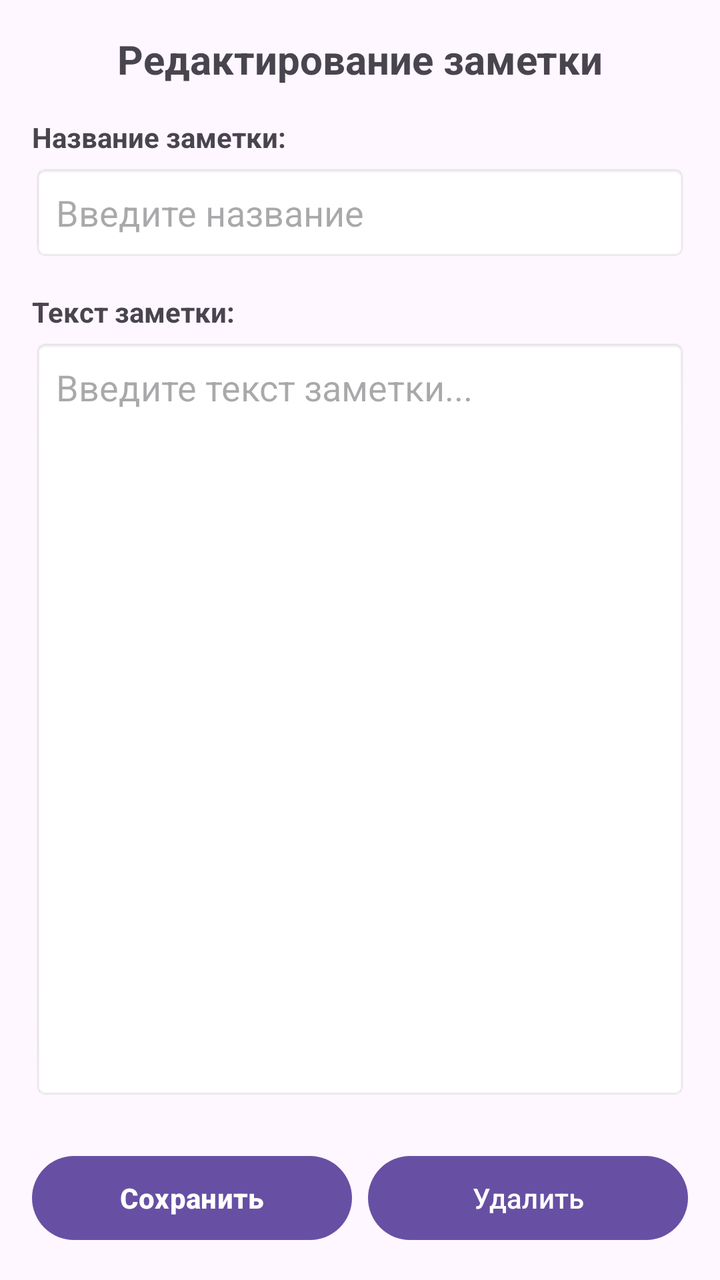
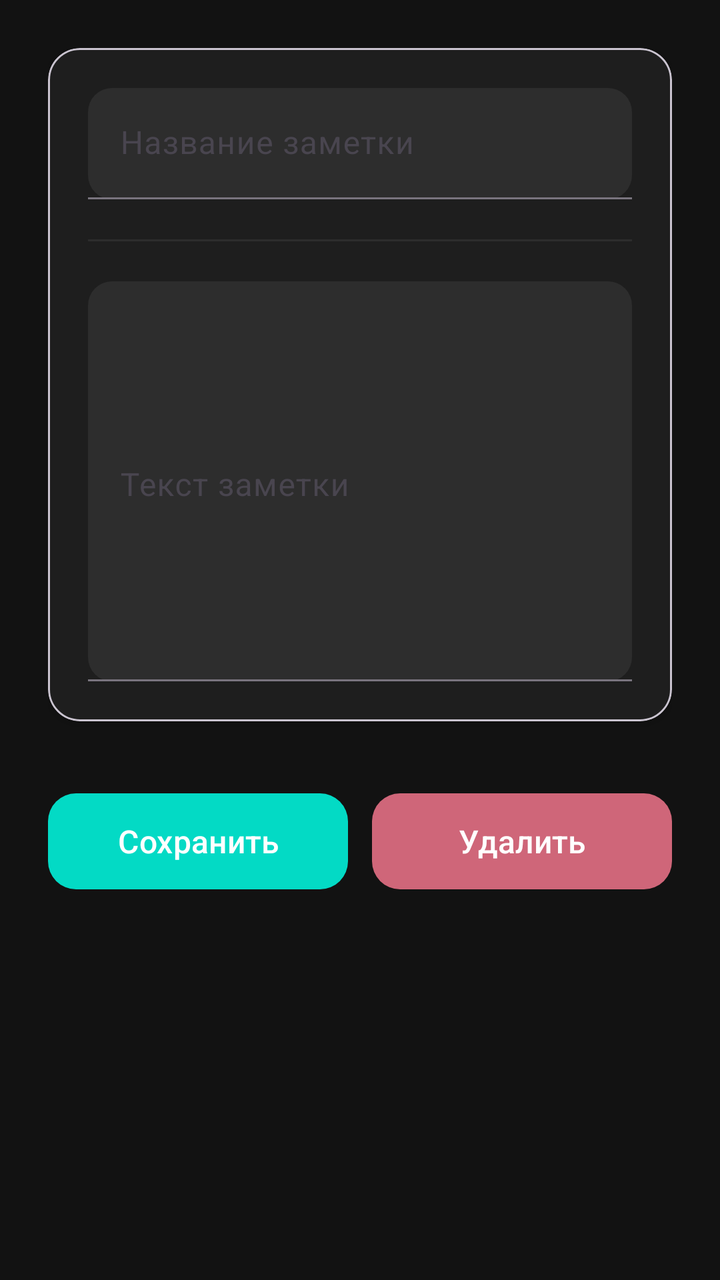

The first picture is an Android layout as it rendered before a commit; the second is the same layout after the commit. The layout source and the unified diff follow.
<!-- AndroidManifest.xml: application theme Theme.PersonalDiary -->
<!-- res/layout/activity_edit.xml -->
<?xml version="1.0" encoding="utf-8"?>
<LinearLayout xmlns:android="http://schemas.android.com/apk/res/android"
    xmlns:tools="http://schemas.android.com/tools"
    android:layout_width="match_parent"
    android:layout_height="match_parent"
    android:orientation="vertical"
    android:padding="16dp"
    tools:context=".EditActivity">

    
    <TextView
        android:id="@+id/tvTitle"
        android:layout_width="match_parent"
        android:layout_height="wrap_content"
        android:layout_marginBottom="16dp"
        android:text="Редактирование заметки"
        android:textSize="20sp"
        android:textStyle="bold"
        android:gravity="center"/>

    
    <TextView
        android:layout_width="match_parent"
        android:layout_height="wrap_content"
        android:text="Название заметки:"
        android:textStyle="bold"
        android:layout_marginBottom="4dp"/>

    <EditText
        android:id="@+id/etNoteName"
        android:layout_width="match_parent"
        android:layout_height="wrap_content"
        android:layout_marginBottom="16dp"
        android:hint="Введите название"
        android:inputType="text"
        android:padding="12dp"
        android:background="@android:drawable/editbox_background"/>

    
    <TextView
        android:layout_width="match_parent"
        android:layout_height="wrap_content"
        android:text="Текст заметки:"
        android:textStyle="bold"
        android:layout_marginBottom="4dp"/>

    <EditText
        android:id="@+id/etMessage"
        android:layout_width="match_parent"
        android:layout_height="0dp"
        android:layout_weight="1"
        android:layout_marginBottom="16dp"
        android:hint="Введите текст заметки..."
        android:inputType="textMultiLine"
        android:gravity="top"
        android:background="@android:drawable/editbox_background"
        android:padding="12dp"/>

    
    <LinearLayout
        android:layout_width="match_parent"
        android:layout_height="wrap_content"
        android:orientation="horizontal"
        android:layout_marginTop="8dp">

        <Button
            android:id="@+id/btnSave"
            android:layout_width="0dp"
            android:layout_height="50dp"
            android:layout_weight="1"
            android:layout_marginEnd="8dp"
            android:text="Сохранить"
            android:textStyle="bold"
            android:textColor="#FFFFFF"/>

        <Button
            android:id="@+id/btnDelete"
            android:layout_width="0dp"
            android:layout_height="50dp"
            android:layout_weight="1"
            android:text="Удалить"
            android:textColor="#FFFFFF"/>

    </LinearLayout>

</LinearLayout>
<!-- resources referenced by this layout -->
<resources>
  <style name="Theme.PersonalDiary" parent="Base.Theme.PersonalDiary" />
  <style name="Base.Theme.PersonalDiary" parent="Theme.Material3.DayNight.NoActionBar">
          
          
      </style>
</resources>

<!-- the commit's change to res/layout/activity_edit.xml (unified diff, before → after) -->
@@ -1,86 +1,160 @@
 <?xml version="1.0" encoding="utf-8"?>
-<LinearLayout xmlns:android="http://schemas.android.com/apk/res/android"
+<androidx.coordinatorlayout.widget.CoordinatorLayout
+    xmlns:android="http://schemas.android.com/apk/res/android"
+    xmlns:app="http://schemas.android.com/apk/res-auto"
     xmlns:tools="http://schemas.android.com/tools"
     android:layout_width="match_parent"
     android:layout_height="match_parent"
-    android:orientation="vertical"
-    android:padding="16dp"
+    android:background="#121212"
     tools:context=".EditActivity">
 
+
+    <androidx.core.widget.NestedScrollView
+        android:layout_width="match_parent"
+        android:layout_height="match_parent"
+        android:padding="24dp"
+        app:layout_behavior="@string/appbar_scrolling_view_behavior">
+
+        <LinearLayout
+            android:layout_width="match_parent"
+            android:layout_height="wrap_content"
+            android:orientation="vertical">
+
+            
+            <com.google.android.material.card.MaterialCardView
+                android:layout_width="match_parent"
+                android:layout_height="wrap_content"
+                android:layout_marginBottom="24dp"
+                app:cardBackgroundColor="#1E1E1E"
+                app:cardCornerRadius="16dp"
+                app:cardElevation="2dp">
+
+                <LinearLayout
+                    android:layout_width="match_parent"
+                    android:layout_height="match_parent"
+                    android:orientation="vertical"
+                    android:padding="20dp">
+
+                    
+                    <com.google.android.material.textfield.TextInputLayout
+                        android:id="@+id/tilNoteName"
+                        style="@style/Widget.Material3.TextInputLayout.FilledBox"
+                        android:layout_width="match_parent"
+                        android:layout_height="wrap_content"
+                        android:layout_marginBottom="20dp"
+                        android:hint="Название заметки"
+                        app:boxBackgroundColor="#2D2D2D"
+                        app:boxBackgroundMode="filled"
+                        app:boxCornerRadiusTopStart="12dp"
+                        app:boxCornerRadiusTopEnd="12dp"
+                        app:boxCornerRadiusBottomStart="12dp"
+                        app:boxCornerRadiusBottomEnd="12dp"
+                        app:endIconTint="#BB86FC"
+                        app:hintTextColor="#9E9E9E"
+                        app:startIconTint="#BB86FC">
+
+                        <com.google.android.material.textfield.TextInputEditText
+                            android:id="@+id/etNoteName"
+                            android:layout_width="match_parent"
+                            android:layout_height="wrap_content"
+                            android:textColor="#FFFFFF"
+                            android:textSize="16sp"
+                            android:inputType="textCapSentences"
+                            android:maxLines="1" />
+
+                    </com.google.android.material.textfield.TextInputLayout>
+
+                    
+                    <View
+                        android:layout_width="match_parent"
+                        android:layout_height="1dp"
+                        android:layout_marginBottom="20dp"
+                        android:background="#2D2D2D" />
+
+                    
+                    <com.google.android.material.textfield.TextInputLayout
+                        android:id="@+id/tilMessage"
+                        style="@style/Widget.Material3.TextInputLayout.FilledBox"
+                        android:layout_width="match_parent"
+                        android:layout_height="wrap_content"
+                        android:hint="Текст заметки"
+                        android:gravity="top"
+                        app:boxBackgroundColor="#2D2D2D"
+                        app:boxBackgroundMode="filled"
+                        app:boxCornerRadiusTopStart="12dp"
+                        app:boxCornerRadiusTopEnd="12dp"
+                        app:boxCornerRadiusBottomStart="12dp"
+                        app:boxCornerRadiusBottomEnd="12dp"
+                        app:endIconTint="#BB86FC"
+                        app:hintTextColor="#9E9E9E"
+                        app:startIconTint="#BB86FC">
+
+                        <com.google.android.material.textfield.TextInputEditText
+                            android:id="@+id/etMessage"
+                            android:layout_width="match_parent"
+                            android:layout_height="200dp"
+                            android:gravity="top"
+                            android:textColor="#FFFFFF"
+                            android:textSize="16sp"
+                            android:inputType="textMultiLine"
+                            android:paddingTop="12dp" />
+
+                    </com.google.android.material.textfield.TextInputLayout>
+
+                </LinearLayout>
+            </com.google.android.material.card.MaterialCardView>
+
+            
+            <LinearLayout
+                android:layout_width="match_parent"
+                android:layout_height="wrap_content"
+                android:orientation="horizontal"
+                android:layout_marginTop="8dp"
+                android:weightSum="2">
+
+                <com.google.android.material.button.MaterialButton
+                    android:id="@+id/btnSave"
+                    android:layout_width="0dp"
+                    android:layout_height="56dp"
+                    android:layout_weight="1"
+                    android:layout_marginEnd="12dp"
+                    android:text="Сохранить"
+                    android:textColor="#FFFFFF"
+                    android:textSize="16sp"
+                    app:backgroundTint="#03DAC5"
+                    app:cornerRadius="14dp"
+                    app:iconTint="#FFFFFF"
+                    app:iconGravity="textStart"
+                    app:iconPadding="8dp"/>
+
+                <com.google.android.material.button.MaterialButton
+                    android:id="@+id/btnDelete"
+                    android:layout_width="0dp"
+                    android:layout_height="56dp"
+                    android:layout_weight="1"
+                    android:text="Удалить"
+                    android:textColor="#FFFFFF"
+                    android:textSize="16sp"
+                    app:backgroundTint="#CF6679"
+                    app:cornerRadius="14dp"
+                    app:iconTint="#FFFFFF"
+                    app:iconGravity="textStart"
+                    app:iconPadding="8dp"/>
+
+            </LinearLayout>
+
+        </LinearLayout>
+    </androidx.core.widget.NestedScrollView>
+
     
-    <TextView
-        android:id="@+id/tvTitle"
+    <com.google.android.material.progressindicator.LinearProgressIndicator
+        android:id="@+id/progressBar"
         android:layout_width="match_parent"
         android:layout_height="wrap_content"
-        android:layout_marginBottom="16dp"
-        android:text="Редактирование заметки"
-        android:textSize="20sp"
-        android:textStyle="bold"
-        android:gravity="center"/>
+        android:indeterminate="true"
+        android:visibility="gone"
+        app:trackColor="#2D2D2D"
+        app:indicatorColor="#BB86FC"
+        app:layout_anchorGravity="bottom" />
 
-    
-    <TextView
-        android:layout_width="match_parent"
-        android:layout_height="wrap_content"
-        android:text="Название заметки:"
-        android:textStyle="bold"
-        android:layout_marginBottom="4dp"/>
-
-    <EditText
-        android:id="@+id/etNoteName"
-        android:layout_width="match_parent"
-        android:layout_height="wrap_content"
-        android:layout_marginBottom="16dp"
-        android:hint="Введите название"
-        android:inputType="text"
-        android:padding="12dp"
-        android:background="@android:drawable/editbox_background"/>
-
-    
-    <TextView
-        android:layout_width="match_parent"
-        android:layout_height="wrap_content"
-        android:text="Текст заметки:"
-        android:textStyle="bold"
-        android:layout_marginBottom="4dp"/>
-
-    <EditText
-        android:id="@+id/etMessage"
-        android:layout_width="match_parent"
-        android:layout_height="0dp"
-        android:layout_weight="1"
-        android:layout_marginBottom="16dp"
-        android:hint="Введите текст заметки..."
-        android:inputType="textMultiLine"
-        android:gravity="top"
-        android:background="@android:drawable/editbox_background"
-        android:padding="12dp"/>
-
-    
-    <LinearLayout
-        android:layout_width="match_parent"
-        android:layout_height="wrap_content"
-        android:orientation="horizontal"
-        android:layout_marginTop="8dp">
-
-        <Button
-            android:id="@+id/btnSave"
-            android:layout_width="0dp"
-            android:layout_height="50dp"
-            android:layout_weight="1"
-            android:layout_marginEnd="8dp"
-            android:text="Сохранить"
-            android:textStyle="bold"
-            android:textColor="#FFFFFF"/>
-
-        <Button
-            android:id="@+id/btnDelete"
-            android:layout_width="0dp"
-            android:layout_height="50dp"
-            android:layout_weight="1"
-            android:text="Удалить"
-            android:textColor="#FFFFFF"/>
-
-    </LinearLayout>
-
-</LinearLayout>
+</androidx.coordinatorlayout.widget.CoordinatorLayout>
